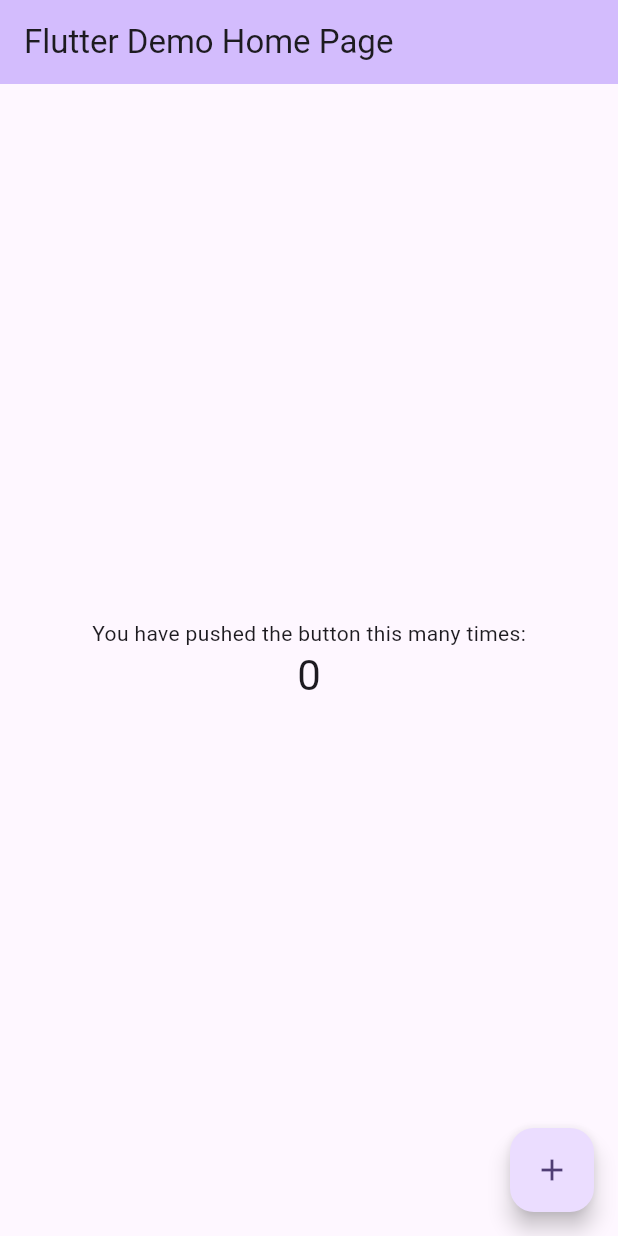
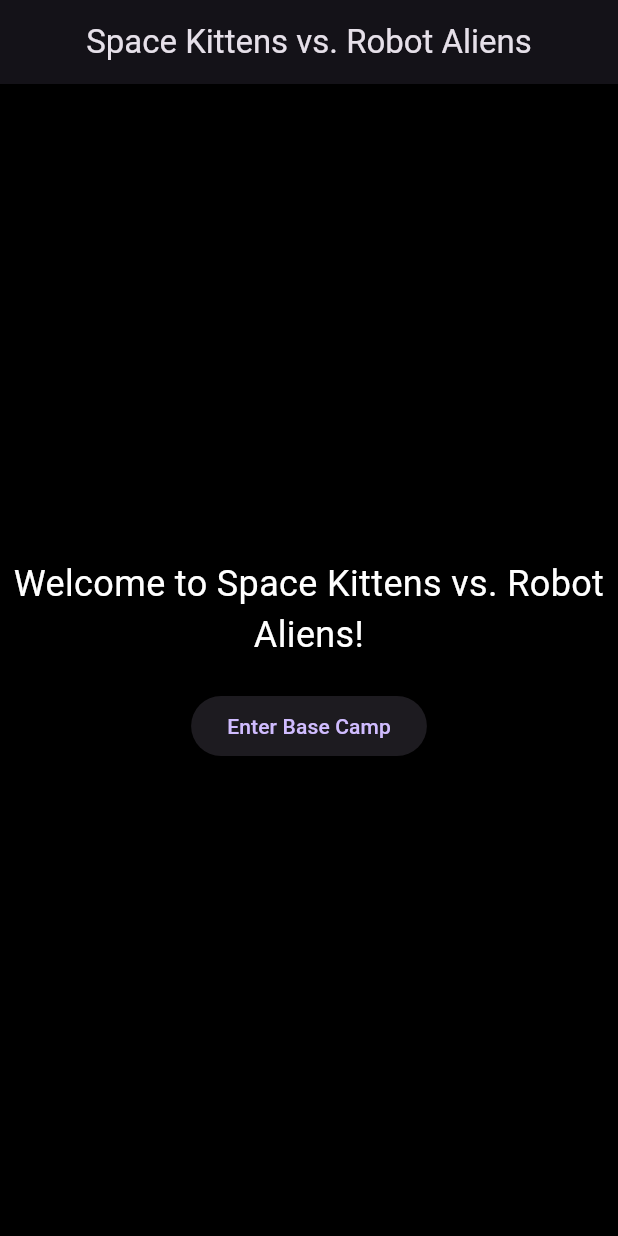
Before and after one commit to R055LE/space-kittens-vs-robot-aliens, a Flutter app: the screen it shows after launch, on a phone screen of 412 x 824 dp. Run offline on Flutter 3.47's test engine with Material 3 defaults, Android fonts, the phone set to English and light mode, and no system bars.

Commit message:
add home and base screen

```diff
--- a/lib/main.dart
+++ b/lib/main.dart
@@ -1,125 +1,112 @@
 import 'package:flutter/material.dart';
 
 void main() {
-  runApp(const MyApp());
+  runApp(const SpaceKittensApp());
 }
 
-class MyApp extends StatelessWidget {
-  const MyApp({super.key});
+class SpaceKittensApp extends StatelessWidget {
+  const SpaceKittensApp({super.key});
 
-  // This widget is the root of your application.
   @override
   Widget build(BuildContext context) {
     return MaterialApp(
-      title: 'Flutter Demo',
+      title: 'Space Kittens vs. Robot Aliens',
       theme: ThemeData(
-        // This is the theme of your application.
-        //
-        // TRY THIS: Try running your application with "flutter run". You'll see
-        // the application has a purple toolbar. Then, without quitting the app,
-        // try changing the seedColor in the colorScheme below to Colors.green
-        // and then invoke "hot reload" (save your changes or press the "hot
-        // reload" button in a Flutter-supported IDE, or press "r" if you used
-        // the command line to start the app).
-        //
-        // Notice that the counter didn't reset back to zero; the application
-        // state is not lost during the reload. To reset the state, use hot
-        // restart instead.
-        //
-        // This works for code too, not just values: Most code changes can be
-        // tested with just a hot reload.
-        colorScheme: ColorScheme.fromSeed(seedColor: Colors.deepPurple),
-        useMaterial3: true,
+        primarySwatch: Colors.purple,
+        brightness: Brightness.dark,
+        scaffoldBackgroundColor: Colors.black,
       ),
-      home: const MyHomePage(title: 'Flutter Demo Home Page'),
+      home: const HomeScreen(),
     );
   }
 }
 
-class MyHomePage extends StatefulWidget {
-  const MyHomePage({super.key, required this.title});
-
-  // This widget is the home page of your application. It is stateful, meaning
-  // that it has a State object (defined below) that contains fields that affect
-  // how it looks.
-
-  // This class is the configuration for the state. It holds the values (in this
-  // case the title) provided by the parent (in this case the App widget) and
-  // used by the build method of the State. Fields in a Widget subclass are
-  // always marked "final".
-
-  final String title;
-
-  @override
-  State<MyHomePage> createState() => _MyHomePageState();
-}
-
-class _MyHomePageState extends State<MyHomePage> {
-  int _counter = 0;
-
-  void _incrementCounter() {
-    setState(() {
-      // This call to setState tells the Flutter framework that something has
-      // changed in this State, which causes it to rerun the build method below
-      // so that the display can reflect the updated values. If we changed
-      // _counter without calling setState(), then the build method would not be
-      // called again, and so nothing would appear to happen.
-      _counter++;
-    });
-  }
+class HomeScreen extends StatelessWidget {
+  const HomeScreen({super.key});
 
   @override
   Widget build(BuildContext context) {
-    // This method is rerun every time setState is called, for instance as done
-    // by the _incrementCounter method above.
-    //
-    // The Flutter framework has been optimized to make rerunning build methods
-    // fast, so that you can just rebuild anything that needs updating rather
-    // than having to individually change instances of widgets.
     return Scaffold(
       appBar: AppBar(
-        // TRY THIS: Try changing the color here to a specific color (to
-        // Colors.amber, perhaps?) and trigger a hot reload to see the AppBar
-        // change color while the other colors stay the same.
-        backgroundColor: Theme.of(context).colorScheme.inversePrimary,
-        // Here we take the value from the MyHomePage object that was created by
-        // the App.build method, and use it to set our appbar title.
-        title: Text(widget.title),
+        title: const Text('Space Kittens vs. Robot Aliens'),
+        centerTitle: true,
       ),
       body: Center(
-        // Center is a layout widget. It takes a single child and positions it
-        // in the middle of the parent.
         child: Column(
-          // Column is also a layout widget. It takes a list of children and
-          // arranges them vertically. By default, it sizes itself to fit its
-          // children horizontally, and tries to be as tall as its parent.
-          //
-          // Column has various properties to control how it sizes itself and
-          // how it positions its children. Here we use mainAxisAlignment to
-          // center the children vertically; the main axis here is the vertical
-          // axis because Columns are vertical (the cross axis would be
-          // horizontal).
-          //
-          // TRY THIS: Invoke "debug painting" (choose the "Toggle Debug Paint"
-          // action in the IDE, or press "p" in the console), to see the
-          // wireframe for each widget.
           mainAxisAlignment: MainAxisAlignment.center,
           children: <Widget>[
             const Text(
-              'You have pushed the button this many times:',
+              'Welcome to Space Kittens vs. Robot Aliens!',
+              style: TextStyle(fontSize: 24, color: Colors.white),
+              textAlign: TextAlign.center,
             ),
-            Text(
-              '$_counter',
-              style: Theme.of(context).textTheme.headlineMedium,
+            const SizedBox(height: 20),
+            ElevatedButton(
+              onPressed: () {
+                Navigator.push(
+                  context,
+                  MaterialPageRoute(
+                      builder: (context) => const BaseCampScreen()),
+                );
+              },
+              child: const Text('Enter Base Camp'),
             ),
           ],
         ),
       ),
-      floatingActionButton: FloatingActionButton(
-        onPressed: _incrementCounter,
-        tooltip: 'Increment',
-        child: const Icon(Icons.add),
-      ), // This trailing comma makes auto-formatting nicer for build methods.
     );
   }
 }
+
+class BaseCampScreen extends StatelessWidget {
+  const BaseCampScreen({super.key});
+
+  @override
+  Widget build(BuildContext context) {
+    return Scaffold(
+      body: Container(
+        decoration: const BoxDecoration(
+          image: DecorationImage(
+            image:
+                AssetImage('assets/images/base_camp.png'), // Path to your image
+            fit: BoxFit
+                .cover, // Makes the image stretch to cover the full screen
+          ),
+        ),
+        child: Center(
+          child: Column(
+            mainAxisAlignment: MainAxisAlignment.center,
+            children: <Widget>[
+              const Text(
+                'Welcome to the Base Camp!',
+                style: TextStyle(fontSize: 24, color: Colors.white),
+                textAlign: TextAlign.center,
+              ),
+              const SizedBox(height: 20),
+              ElevatedButton(
+                onPressed: () {
+                  // Placeholder for navigating to the Inventory screen
+                },
+                child: const Text('View Inventory'),
+              ),
+              const SizedBox(height: 20),
+              ElevatedButton(
+                onPressed: () {
+                  // Placeholder for crew management
+                },
+                child: const Text('Manage Crew'),
+              ),
+              const SizedBox(height: 20),
+              ElevatedButton(
+                onPressed: () {
+                  // Placeholder for the exploration button
+                },
+                child: const Text('Explore'),
+              ),
+            ],
+          ),
+        ),
+      ),
+    );
+  }
+}
--- a/pubspec.yaml
+++ b/pubspec.yaml
@@ -59,7 +59,8 @@ flutter:
   uses-material-design: true
 
   # To add assets to your application, add an assets section, like this:
-  # assets:
+  assets:
+      - assets/images/
   #   - images/a_dot_burr.jpeg
   #   - images/a_dot_ham.jpeg
 
```
Also changed, not shown: assets/images/base_camp.png (added), 1 other file.
